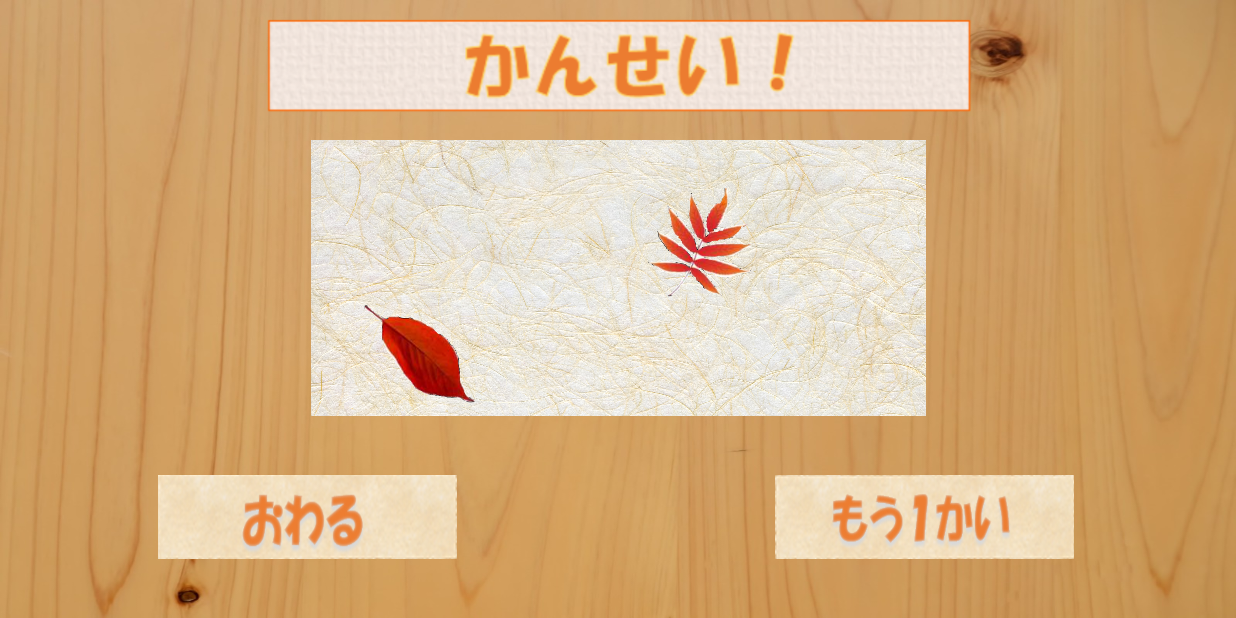
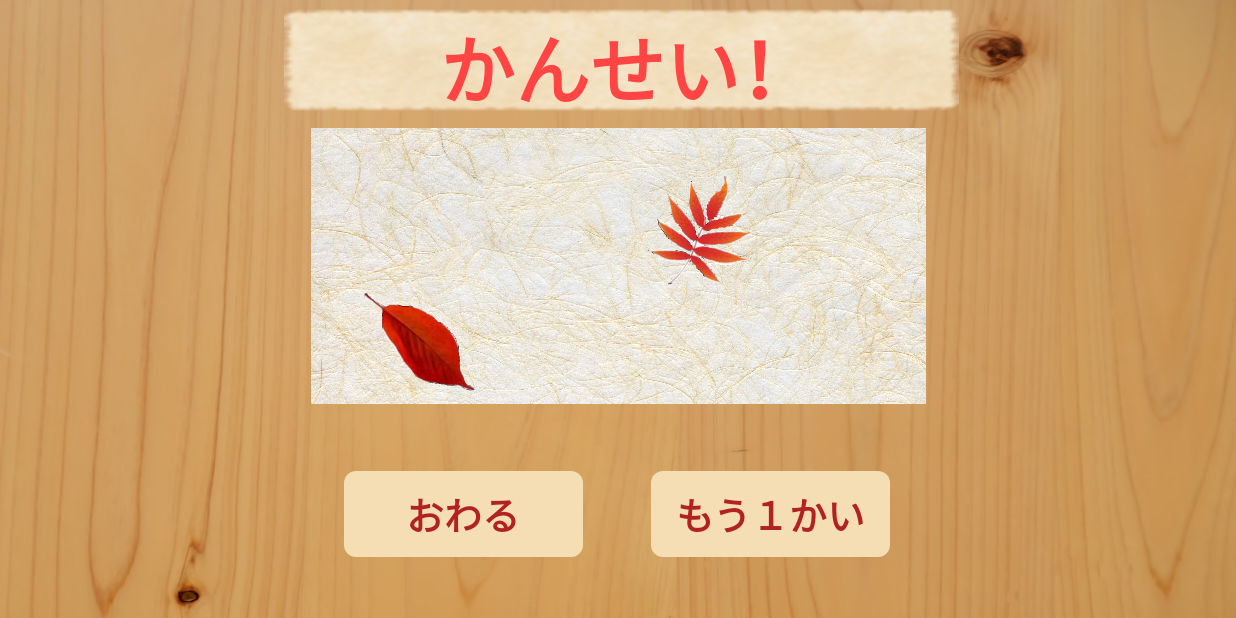
Before and after one commit to shxun6934/Kana-ko, an Android app: the Washi3Activity screen opened directly, with no data from a screen before it, on a phone screen of 824 x 412 dp (held sideways). Run offline under Robolectric (Android 15) with nearby library versions, the phone set to English and light mode, and no system bars.

Commit message:
完成画面のデザイン変更

```diff
--- a/app/src/main/res/drawable/shape_sample.xml
+++ b/app/src/main/res/drawable/shape_sample.xml
@@ -2,12 +2,13 @@
 <shape xmlns:android="http://schemas.android.com/apk/res/android"
     android:shape="rectangle">
     <gradient
-        android:startColor="#a9a9a9"
-        android:endColor="#a9a9a9"
-        android:angle="45"/>
-    <padding android:left="7dp"
-        android:top="7dp"
-        android:right="7dp"
-        android:bottom="7dp" />
+        android:startColor="#f5deb3"
+        android:endColor="#f5deb3"
+        android:angle="45"
+        />
+    <padding android:left="5dp"
+        android:top="5dp"
+        android:right="5dp"
+        android:bottom="5dp" />
     <corners android:radius="8dp" />
 </shape>
--- a/app/src/main/res/layout/activity_washi3.xml
+++ b/app/src/main/res/layout/activity_washi3.xml
@@ -4,20 +4,24 @@
     android:orientation="vertical" android:layout_width="match_parent"
     android:layout_height="match_parent"
     xmlns:app="http://schemas.android.com/apk/res-auto"
-    android:background="@drawable/wasihaikei">
+    android:background="@drawable/wasihaikei"
+    tools:layout_editor_absoluteY="25dp"
+    tools:layout_editor_absoluteX="0dp">
+
     <ImageView
         android:id="@+id/imageView"
         android:layout_width="410dp"
         android:layout_height="184dp"
+        android:layout_marginEnd="8dp"
         android:layout_marginLeft="8dp"
         android:layout_marginRight="8dp"
+        android:layout_marginStart="8dp"
+        android:layout_marginTop="8dp"
         android:background="@drawable/wasiwhite"
         android:scaleType="fitXY"
         app:layout_constraintLeft_toLeftOf="parent"
         app:layout_constraintRight_toRightOf="parent"
-    app:layout_constraintTop_toBottomOf="@+id/imageView5"
-    android:layout_marginStart="8dp"
-    android:layout_marginEnd="8dp" />
+        app:layout_constraintTop_toBottomOf="@+id/textView2" />
 
     <ImageView
         android:id="@+id/imageView3"
@@ -44,46 +48,85 @@
     android:id="@+id/textView"
     android:layout_width="wrap_content"
     android:layout_height="wrap_content"
-    app:layout_constraintLeft_toLeftOf="parent"
-    app:layout_constraintRight_toRightOf="parent"
+    app:layout_constraintLeft_toLeftOf="@+id/imageView"
+    app:layout_constraintRight_toRightOf="@+id/imageView"
     app:layout_constraintBottom_toBottomOf="parent"
-    android:layout_marginEnd="8dp" />
-
-    <ImageButton
-        android:id="@+id/imageButton"
-        android:layout_width="199dp"
-        android:layout_height="56dp"
-        android:background="@drawable/endbutton"
-        app:layout_constraintBottom_toBottomOf="parent"
-        app:layout_constraintHorizontal_bias="0.505"
-        app:layout_constraintLeft_toLeftOf="parent"
-        app:layout_constraintRight_toLeftOf="@+id/textView"
-        app:layout_constraintTop_toBottomOf="@+id/imageView" />
-
-    <ImageButton
-        android:id="@+id/imageButton2"
-        android:layout_width="199dp"
-        android:layout_height="56dp"
-        android:background="@drawable/restartbutton"
-        app:layout_constraintLeft_toRightOf="@+id/textView"
-        app:layout_constraintRight_toRightOf="parent"
-        app:layout_constraintBottom_toBottomOf="parent"
-        android:layout_marginBottom="8dp"
-        android:layout_marginTop="8dp"
-        app:layout_constraintTop_toBottomOf="@+id/imageView" />
+    android:layout_marginEnd="8dp"
+        android:layout_marginLeft="8dp"
+        app:layout_constraintHorizontal_bias="0.494"
+        android:layout_marginBottom="-1dp"
+        android:layout_marginRight="8dp" />
 
     <ImageView
         android:id="@+id/imageView5"
-        android:layout_width="503dp"
-        android:layout_height="93dp"
+        android:layout_width="450dp"
+        android:layout_height="69dp"
+        android:layout_marginBottom="0dp"
         android:layout_marginEnd="8dp"
         android:layout_marginLeft="8dp"
-        android:layout_marginRight="8dp"
+        android:layout_marginRight="0dp"
         android:layout_marginStart="8dp"
         android:layout_marginTop="0dp"
-        android:background="@drawable/kannsei"
-        app:layout_constraintLeft_toLeftOf="parent"
-        app:layout_constraintRight_toRightOf="parent"
-        app:layout_constraintTop_toTopOf="parent" />
+        android:background="@drawable/wasikannsei"
+        app:layout_constraintBottom_toBottomOf="@+id/textView2"
+        app:layout_constraintHorizontal_bias="0.467"
+        app:layout_constraintLeft_toLeftOf="@+id/imageView"
+        app:layout_constraintRight_toRightOf="@+id/imageView"
+        app:layout_constraintTop_toTopOf="parent"
+        app:layout_constraintVertical_bias="0.666" />
+
+    <TextView
+        android:id="@+id/textView2"
+        android:layout_width="450dp"
+        android:layout_height="69dp"
+        android:layout_marginTop="8dp"
+        android:gravity="center"
+        android:text=" かんせい！"
+        android:textColor="@android:color/holo_red_light"
+        android:textSize="50dp"
+        android:textStyle="bold"
+        app:layout_constraintLeft_toLeftOf="@+id/imageView"
+        app:layout_constraintRight_toRightOf="@+id/imageView"
+        app:layout_constraintTop_toTopOf="parent"
+        android:layout_marginLeft="0dp" />
+
+    <Button
+        android:id="@+id/button2"
+        android:layout_width="159dp"
+        android:layout_height="57dp"
+        android:layout_marginBottom="8dp"
+        android:background="@drawable/shape_sample"
+        android:text="おわる"
+        android:textSize="25dp"
+        android:textColor="#b22222"
+        android:textStyle="bold"
+        app:layout_constraintBottom_toBottomOf="parent"
+        android:layout_marginTop="8dp"
+        app:layout_constraintTop_toBottomOf="@+id/imageView"
+        app:layout_constraintRight_toLeftOf="@+id/textView"
+        android:layout_marginRight="8dp"
+        app:layout_constraintVertical_bias="0.529"
+        android:layout_marginLeft="8dp"
+        app:layout_constraintLeft_toLeftOf="@+id/imageView" />
+
+    <Button
+        android:id="@+id/button3"
+        android:layout_width="159dp"
+        android:layout_height="57dp"
+        android:layout_marginBottom="8dp"
+        android:layout_marginLeft="7dp"
+        android:textColor="#b22222"
+        android:layout_marginTop="8dp"
+        android:gravity="center"
+        android:background="@drawable/shape_sample"
+        android:text="もう１かい"
+        android:textSize="25dp"
+        android:textStyle="bold"
+        app:layout_constraintBottom_toBottomOf="parent"
+        app:layout_constraintLeft_toRightOf="@+id/textView"
+        app:layout_constraintTop_toBottomOf="@+id/imageView"
+        app:layout_constraintVertical_bias="0.529"
+        android:layout_marginRight="8dp"
+        app:layout_constraintRight_toRightOf="@+id/imageView" />
 
 </android.support.constraint.ConstraintLayout>
```
Also changed, not shown: app/src/main/res/drawable/endbutton.PNG (deleted), app/src/main/res/drawable/kannsei.PNG (deleted), app/src/main/res/drawable/restartbutton.PNG (deleted), app/src/main/res/drawable/wasikannsei.png (added). Lines whose indentation alone changed are shown as unchanged.
